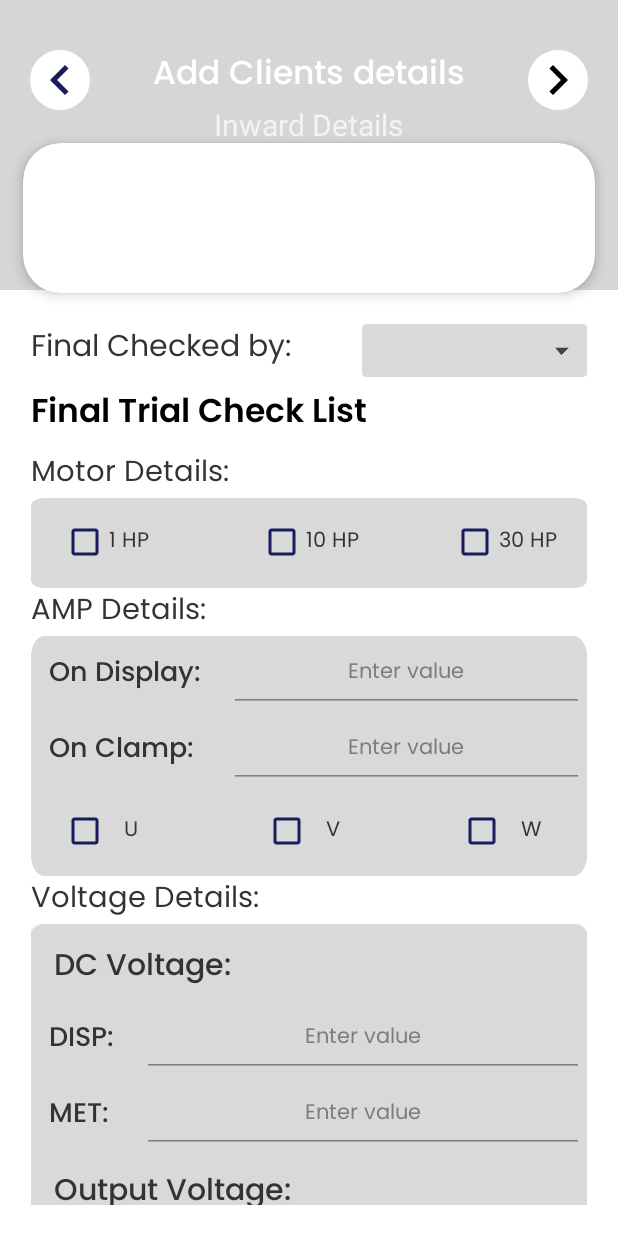
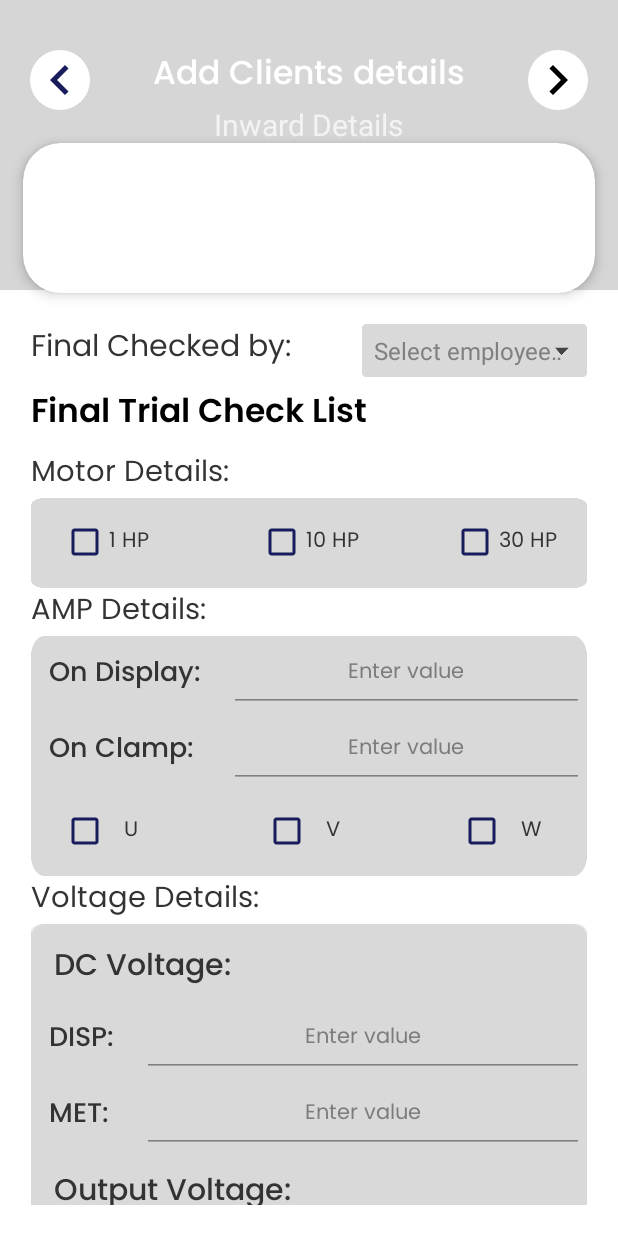
Before and after one commit to bhoraniaarshadali/Hi-Tech-Controls, an Android app: the fragment fill_four_fragment placed in its activity, on a phone screen of 412 x 824 dp. Run offline under Robolectric (Android 15) with nearby library versions, the phone set to English and light mode, and no system bars.

Commit message:
SharedPrefHelper | fill_two_fragment | Complete

```diff
--- a/app/src/main/java/com/example/hi_tech_controls/SharedPrefHelper.java
+++ b/app/src/main/java/com/example/hi_tech_controls/SharedPrefHelper.java
@@ -28,7 +28,7 @@ public class SharedPrefHelper {
     }
 
     // Retrieve a string value from SharedPreferences
-    public String getString(String key) {
+    public String getString(String key, String s) {
         return sharedPreferences.getString(key, "");
     }
 
--- a/app/src/main/java/com/example/hi_tech_controls/fragments/fill_four_fragment.java
+++ b/app/src/main/java/com/example/hi_tech_controls/fragments/fill_four_fragment.java
@@ -28,7 +28,7 @@ public class fill_four_fragment extends Fragment {
     }
 
     private void setUpSpinner(View rootView) {
-        Spinner spinner = rootView.findViewById(R.id.spinner);
+        Spinner spinner = rootView.findViewById(R.id.fill_four_selectEmply);
         String[] employees = {"Select employee name", "employee 1", "employee 2", "employee 3", "employee 4"};
         ArrayAdapter<String> adapter = new ArrayAdapter<>(requireContext(), android.R.layout.simple_spinner_item, employees);
         adapter.setDropDownViewResource(android.R.layout.simple_spinner_dropdown_item);
--- a/app/src/main/java/com/example/hi_tech_controls/fragments/fill_one_fragment.java
+++ b/app/src/main/java/com/example/hi_tech_controls/fragments/fill_one_fragment.java
@@ -55,14 +55,14 @@ public class fill_one_fragment extends Fragment implements DatePickerDialog.OnDa
         enterSerialNumber = view.findViewById(R.id.fill_one_enterSerialNumber);
 
         // Load saved values from SharedPreferences and set them to EditText fields
-        enterName.setText(sharedPref.getString("name"));
-        enterNumber.setText(sharedPref.getString("number"));
-        enterGPNumber.setText(sharedPref.getString("gp_number"));
-        enterDate.setText(sharedPref.getString("date"));
-        enterMakeName.setText(sharedPref.getString("make_name"));
-        enterModelName.setText(sharedPref.getString("model_name"));
-        enterHPrate.setText(sharedPref.getString("hp_rate"));
-        enterSerialNumber.setText(sharedPref.getString("serial_number"));
+        enterName.setText(sharedPref.getString("name", ""));
+        enterNumber.setText(sharedPref.getString("number", ""));
+        enterGPNumber.setText(sharedPref.getString("gp_number", ""));
+        enterDate.setText(sharedPref.getString("date", ""));
+        enterMakeName.setText(sharedPref.getString("make_name", ""));
+        enterModelName.setText(sharedPref.getString("model_name", ""));
+        enterHPrate.setText(sharedPref.getString("hp_rate", ""));
+        enterSerialNumber.setText(sharedPref.getString("serial_number", ""));
     }
 
     private void initDatePicker() {
--- a/app/src/main/java/com/example/hi_tech_controls/fragments/fill_three_fragment.java
+++ b/app/src/main/java/com/example/hi_tech_controls/fragments/fill_three_fragment.java
@@ -31,7 +31,7 @@ public class fill_three_fragment extends Fragment {
     }
 
     private void setUpSpinner(View rootView) {
-        Spinner spinner = rootView.findViewById(R.id.spinner);
+        Spinner spinner = rootView.findViewById(R.id.fill_three_selectEmply);
         String[] employees = {"Select employee name", "employee 1", "employee 2", "employee 3", "employee 4"};
         ArrayAdapter<String> adapter = new ArrayAdapter<>(requireContext(), android.R.layout.simple_spinner_item, employees);
         adapter.setDropDownViewResource(android.R.layout.simple_spinner_dropdown_item);
```
Also changed, not shown: app/src/main/java/com/example/hi_tech_controls/fragments/fill_two_fragment.java (+84 -25 lines).
